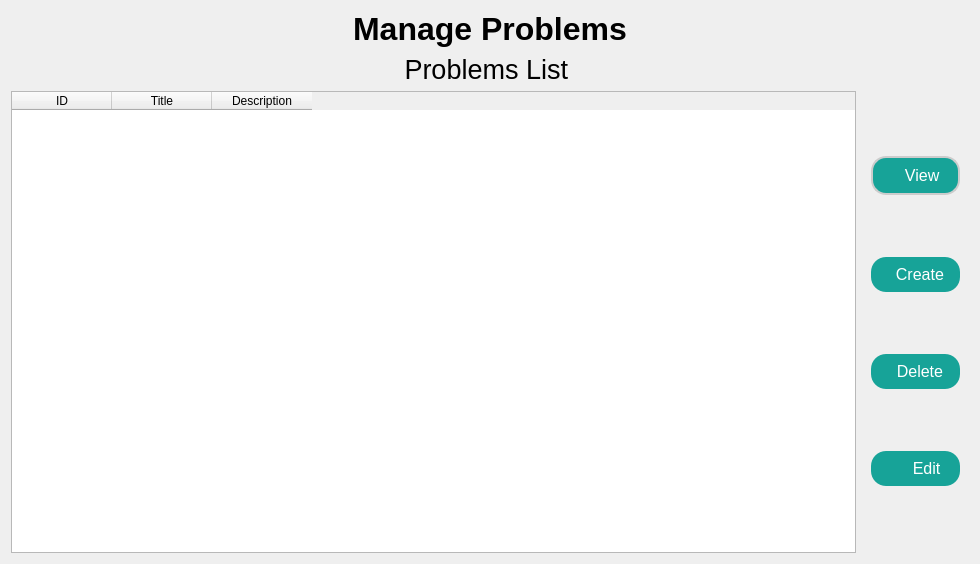
Old version of the form problemmanager.ui in the repository IbrahimAhmad20/Competria.
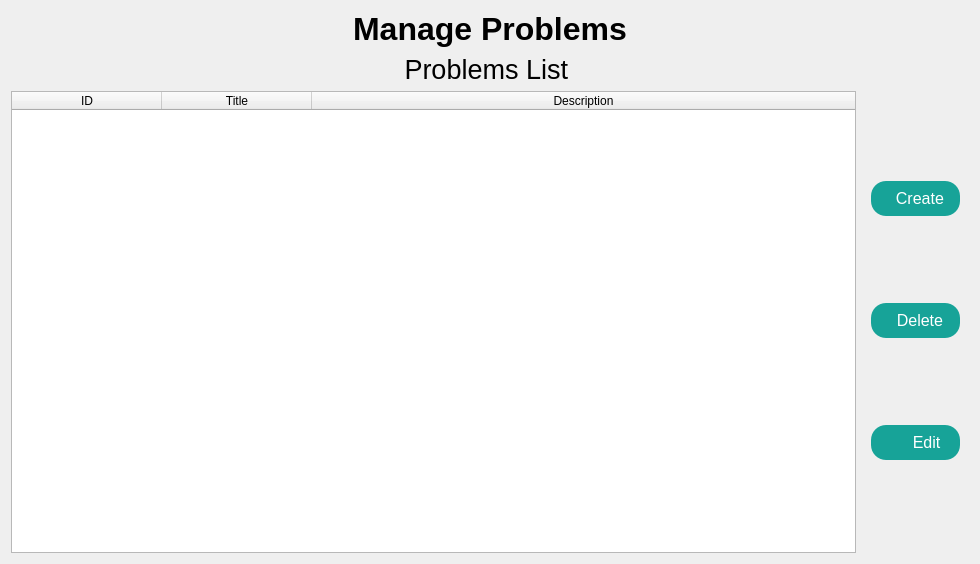
New version of the form. Icons and pictures are not drawn.

Patch:
```diff
--- a/problemmanager.ui
+++ b/problemmanager.ui
@@ -47,6 +47,15 @@
       <layout class="QHBoxLayout" name="horizontalLayout_3">
        <item>
         <widget class="QTableWidget" name="tableWidget">
+         <attribute name="horizontalHeaderMinimumSectionSize">
+          <number>50</number>
+         </attribute>
+         <attribute name="horizontalHeaderDefaultSectionSize">
+          <number>150</number>
+         </attribute>
+         <attribute name="horizontalHeaderStretchLastSection">
+          <bool>true</bool>
+         </attribute>
          <column>
           <property name="text">
            <string>ID</string>
@@ -70,41 +79,6 @@
           <string notr="true">background : 964EC2 ;</string>
          </property>
          <layout class="QVBoxLayout" name="verticalLayout">
-          <item>
-           <widget class="QPushButton" name="viewButton">
-            <property name="layoutDirection">
-             <enum>Qt::LayoutDirection::LeftToRight</enum>
-            </property>
-            <property name="styleSheet">
-             <string notr="true">    border: 2px solid #CCCCCC;
-    border-radius: 15px;
-    font-size: 16px;
-    padding: 8px 16px;
-    background-color: #17A398;
-    color: #FFFFFF;
-</string>
-            </property>
-            <property name="text">
-             <string>   View</string>
-            </property>
-            <property name="icon">
-             <iconset resource="src.qrc">
-              <normaloff>:/new/prefix1/src/arrow_menu_open_28dp_E8EAED_FILL0_wght400_GRAD0_opsz24.png</normaloff>:/new/prefix1/src/arrow_menu_open_28dp_E8EAED_FILL0_wght400_GRAD0_opsz24.png</iconset>
-            </property>
-            <property name="iconSize">
-             <size>
-              <width>25</width>
-              <height>25</height>
-             </size>
-            </property>
-            <property name="default">
-             <bool>false</bool>
-            </property>
-            <property name="flat">
-             <bool>false</bool>
-            </property>
-           </widget>
-          </item>
           <item>
            <widget class="QPushButton" name="createButton">
             <property name="styleSheet">
```
